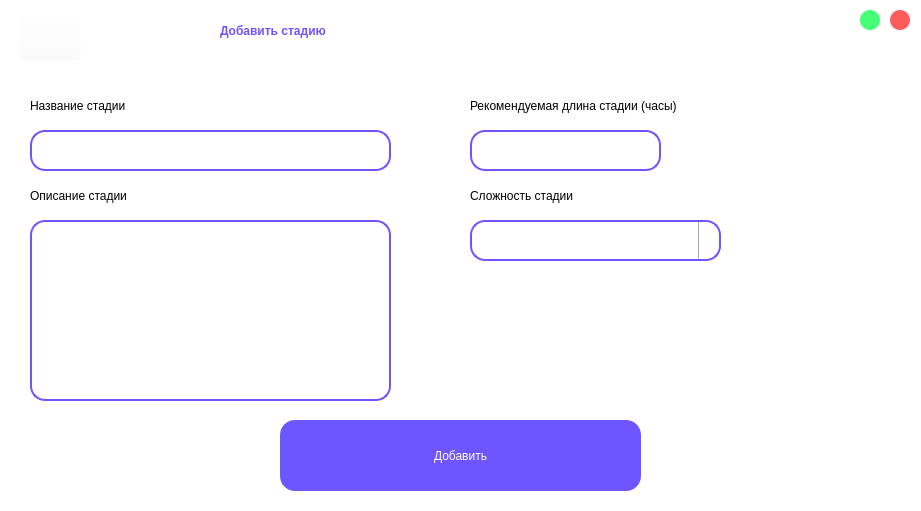
This is project/add_stage.ui in AssasinNik/meow as Qt 5 draws it before an edit. The edited form follows.
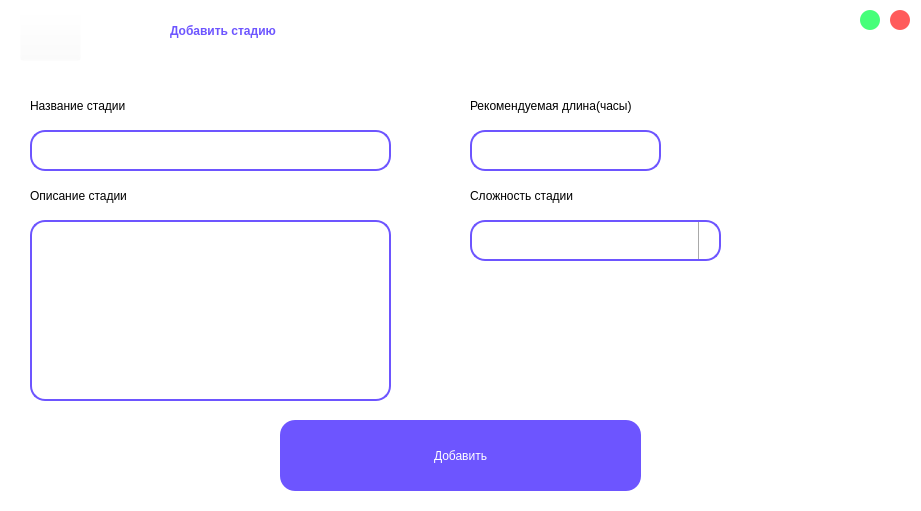
This is the edited form. Icons and pictures are not drawn.

Patch:
```diff
--- a/project/add_stage.ui
+++ b/project/add_stage.ui
@@ -161,9 +161,9 @@
   <widget class="QLabel" name="label">
    <property name="geometry">
     <rect>
-     <x>220</x>
+     <x>170</x>
      <y>0</y>
-     <width>511</width>
+     <width>581</width>
      <height>61</height>
     </rect>
    </property>
@@ -199,7 +199,7 @@
     <rect>
      <x>470</x>
      <y>90</y>
-     <width>411</width>
+     <width>481</width>
      <height>31</height>
     </rect>
    </property>
@@ -209,7 +209,7 @@
 </string>
    </property>
    <property name="text">
-    <string>Рекомендуемая длина стадии (часы)</string>
+    <string>Рекомендуемая длина(часы)</string>
    </property>
   </widget>
   <widget class="QLineEdit" name="lineEdit_4">
```
